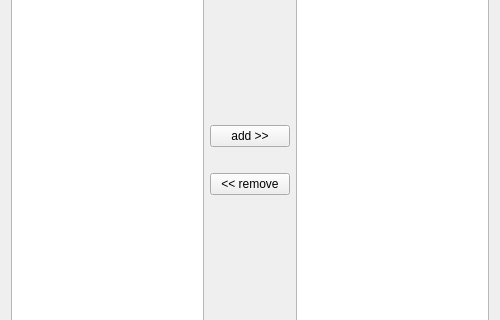
Above: umbrello/codegenwizard/codegenselectpage.ui from KDE/umbrello before the change; both pictures show x 0 to 500 and y 105 to 425 of the 500 by 530 pixel window. Below: the same form after it.
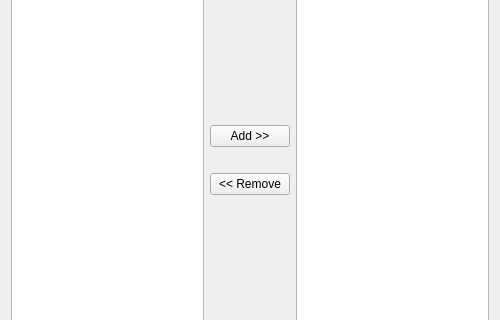
That is the form after the change. Icons and pictures are not drawn.

```diff
--- a/umbrello/codegenwizard/codegenselectpage.ui
+++ b/umbrello/codegenwizard/codegenselectpage.ui
@@ -72,7 +72,7 @@
           <string>Add class for code generation</string>
          </property>
          <property name="text" >
-          <string>add >></string>
+          <string>Add >></string>
          </property>
          <property name="icon" >
           <iconset>../../../../../../../</iconset>
@@ -101,7 +101,7 @@
           <string>Remove class from Code Generation</string>
          </property>
          <property name="text" >
-          <string>&lt;&lt; remove</string>
+          <string>&lt;&lt; Remove</string>
          </property>
          <property name="icon" >
           <iconset>../../../../../../../</iconset>
```
